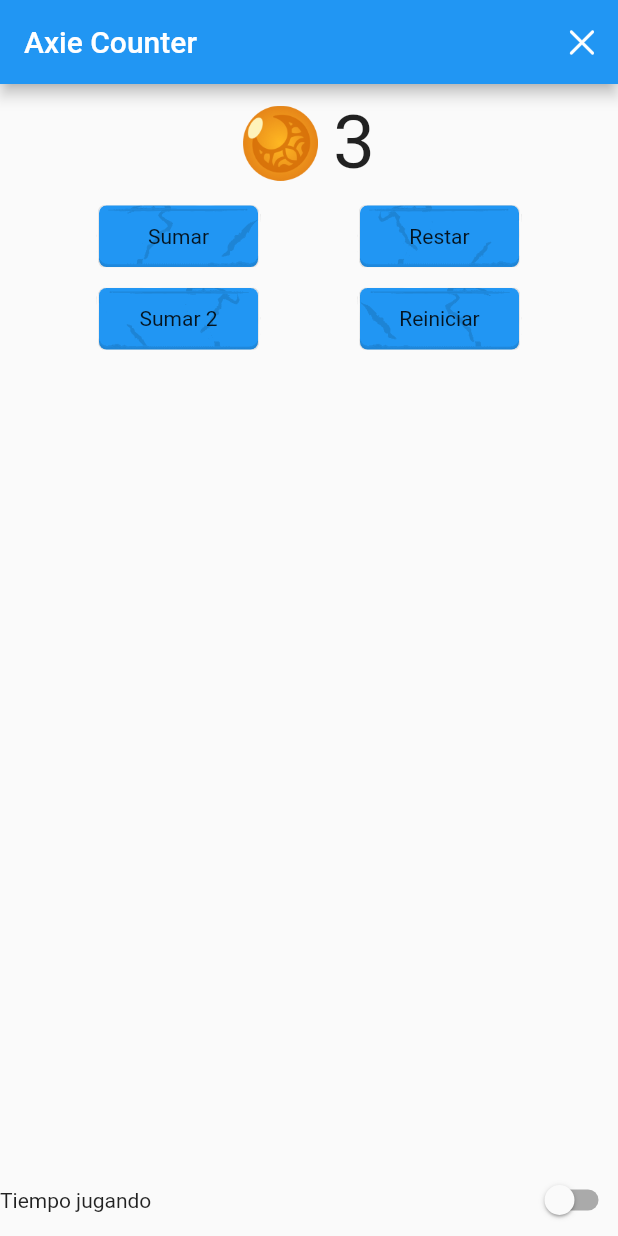
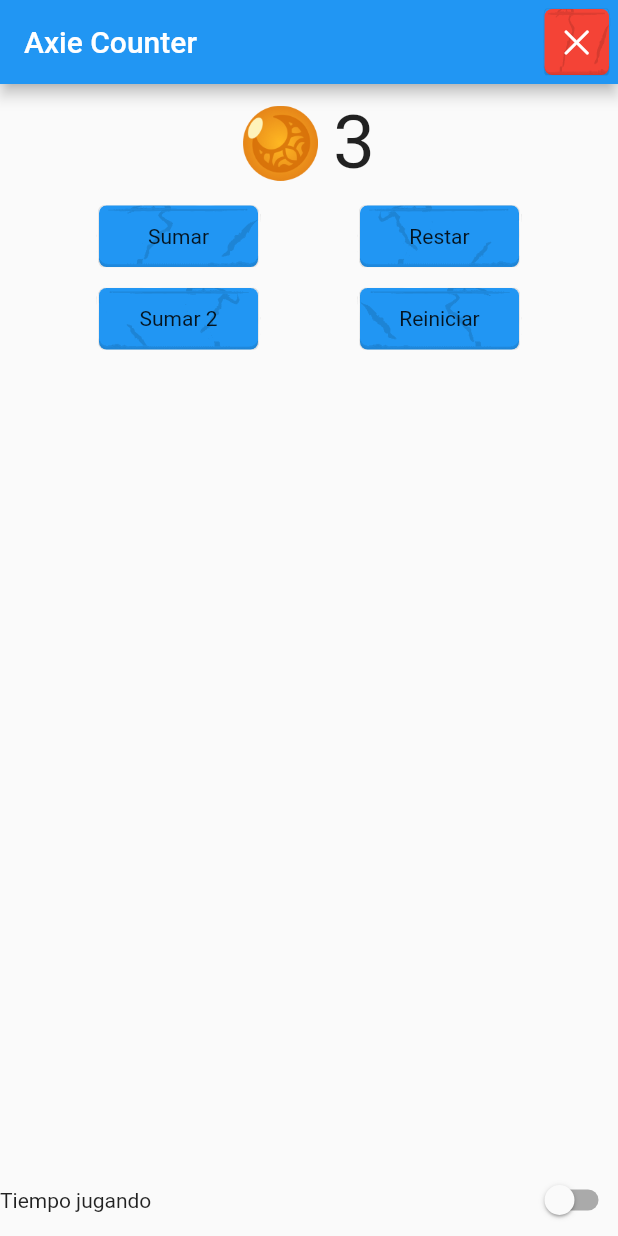
Before and after one commit to alejandrogiubel/axie_counter_desktop, a Flutter app: the screen it shows after launch, on a phone screen of 412 x 824 dp. Run offline on Flutter 3.47's test engine with Material 2 defaults, Android fonts, the phone set to English and light mode, and no system bars; our stand-ins replace animated_theme_switcher, flutter_svg; missing offline and left inert: window_manager.

Commit message:
Axie close button done

```diff
--- a/lib/home.dart
+++ b/lib/home.dart
@@ -1,5 +1,6 @@
 import 'package:animated_theme_switcher/animated_theme_switcher.dart';
 import 'package:axie_counter_desktop/widgets/axie_button.dart';
+import 'package:axie_counter_desktop/widgets/close_button.dart';
 import 'package:flutter/cupertino.dart';
 import 'package:flutter/material.dart';
 import 'package:window_manager/window_manager.dart';
@@ -30,11 +31,8 @@
       child: Scaffold(
         appBar: AppBar(
           title: const Text('Axie Counter'),
-          actions: [
-            IconButton(
-              onPressed: () => windowManager.terminate(),
-              icon: const Icon(CupertinoIcons.clear)
-            )
+          actions: const [
+            AxieCloseButton()
           ],
         ),
         body: Column(
--- a/lib/widgets/axie_button.dart
+++ b/lib/widgets/axie_button.dart
@@ -48,6 +48,6 @@
           )
         ],
       ),
-    )    ;
+    );
   }
 }
--- /dev/null
+++ b/lib/widgets/close_button.dart
@@ -0,0 +1,46 @@
+import 'package:flutter/cupertino.dart';
+import 'package:flutter/material.dart';
+import 'package:flutter_svg/flutter_svg.dart';
+import 'package:window_manager/window_manager.dart';
+
+class AxieCloseButton extends StatelessWidget {
+  const AxieCloseButton({Key? key}) : super(key: key);
+
+  @override
+  Widget build(BuildContext context) {
+    return Padding(
+      padding: const EdgeInsets.all(5),
+      child: SizedBox(
+        width: 45,
+        child: Stack(
+          children: [
+            Padding(
+              padding: const EdgeInsets.all(1),
+              child: Container(
+                decoration: BoxDecoration(
+                  color: Colors.red,
+                  borderRadius: BorderRadius.circular(5)
+                ),
+              ),
+            ),
+            SvgPicture.asset(
+              'assets/axie_button_square.svg',
+              color: Colors.black12,
+            ),
+            const Center(child: Icon(CupertinoIcons.clear)),
+            Padding(
+              padding: const EdgeInsets.all(2),
+              child: Material(
+                color: Colors.transparent,
+                child: InkWell(
+                  borderRadius: BorderRadius.circular(5),
+                  onTap: () => windowManager.terminate(),
+                ),
+              ),
+            )
+          ],
+        ),
+      ),
+    );
+  }
+}
```
